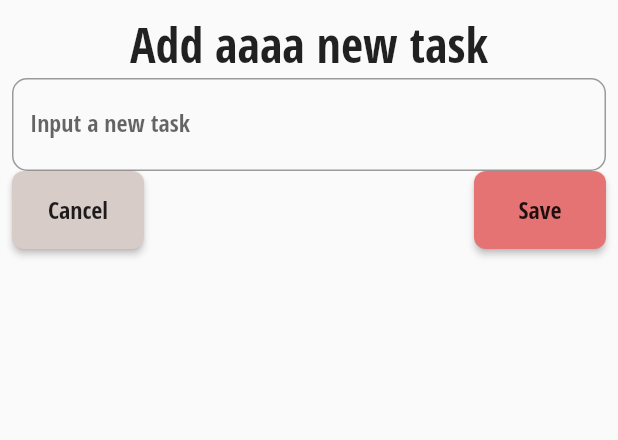
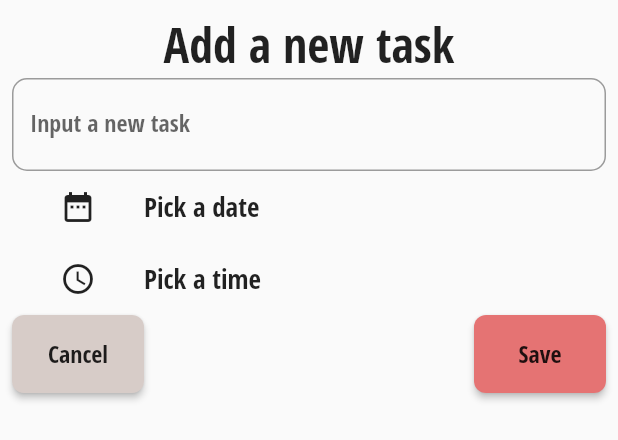
Before and after one commit to hieuvts/ToDoListManager, a Flutter app: the AddTask widget shown alone on an empty page, opened directly, on a phone screen of 412 x 824 dp. Shown: the top 440 px of the screen. Run offline on Flutter 3.47's test engine with Material 2 defaults, Android fonts, the phone set to English and light mode, and no system bars.

Commit message:
Them chuc nang chuyen screen task/event

```diff
--- /dev/null
+++ b/lib/custom_action_button.dart
@@ -0,0 +1,32 @@
+import 'package:flutter/material.dart';
+
+import 'custom_button.dart';
+
+class CustomActionButton extends StatelessWidget {
+  final VoidCallback onClose;
+  final VoidCallback onSave;
+  const CustomActionButton({
+    @required this.onClose,
+    @required this.onSave,
+  });
+
+  @override
+  Widget build(BuildContext context) {
+    return Row(
+            mainAxisAlignment: MainAxisAlignment.spaceBetween,
+            children: <Widget>[
+              CustomButton(
+                onPressed: onClose,
+                buttonText: "Cancel",
+                buttonColor: Colors.brown[100],
+              ),
+
+              CustomButton(
+                onPressed: onSave,
+                buttonText: "Save",
+                buttonColor: Colors.red[300],
+              )
+            ],
+          );
+  }
+}
--- /dev/null
+++ b/lib/custom_datetime_picker.dart
@@ -0,0 +1,33 @@
+import 'package:flutter/material.dart';
+
+class CustomDatetimePicker extends StatelessWidget {
+
+  final VoidCallback onPressed;
+  final IconData icon;
+  final String str;
+  const CustomDatetimePicker({
+    @required this.onPressed,
+    @required this.icon,
+    @required this.str
+  });
+
+  @override
+  Widget build(BuildContext context) {
+    return Row(
+      mainAxisAlignment: MainAxisAlignment.start,
+      children: <Widget>[
+        FlatButton(
+          onPressed: onPressed,
+          child: Icon(icon),
+        ),
+        Text(
+          str,
+          style: TextStyle(fontSize: 18),
+        ),
+      ],
+    );
+  }
+
+
+  //
+}
--- a/lib/main.dart
+++ b/lib/main.dart
@@ -58,7 +58,7 @@ class _MyHomePageState extends State<MyHomePage> {
               context: context,
               builder: (BuildContext context) {
                 return Dialog(
-                  child: AddEvent(),
+                  child: AddTask(),
                   shape: RoundedRectangleBorder(
                     borderRadius: BorderRadius.all(Radius.circular(10))
                     )
@@ -109,8 +109,8 @@ class _MyHomePageState extends State<MyHomePage> {
             child: _button(context),
           ),
           Expanded(
-            //child: TaskScreen(),
-            child: EventScene(),
+            //Tao 1 pageview vuot trai/phai de chuyen Screen
+            child: PageView(children: <Widget>[TaskScreen(), EventScreen()],),
           )
         ],
       );
--- a/lib/screen/add_task.dart
+++ b/lib/screen/add_task.dart
@@ -1,6 +1,9 @@
 import 'package:flutter/material.dart';
 import 'package:todolistapp/custom_button.dart';
+import 'package:todolistapp/custom_action_button.dart';
 import 'package:todolistapp/custom_textfield.dart';
+
+import '../custom_datetime_picker.dart';
 
 class AddTask extends StatefulWidget {
   @override
@@ -8,6 +11,32 @@ class AddTask extends StatefulWidget {
 }
 
 class _AddTaskState extends State<AddTask> {
+  String pickedDate = 'Pick a date';
+  String pickedTime = 'Pick a time';
+
+  Future _pickDate() async {
+    DateTime datepicker = await showDatePicker(
+        context: context,
+        initialDate: new DateTime.now(),
+        firstDate: new DateTime.now().add(Duration(days: -365)),
+        lastDate: new DateTime.now().add(Duration(days: 365)));
+    if (datepicker != null)
+      setState(() {
+        pickedDate = datepicker.toString();
+      });
+  }
+
+  Future _pickTime() async {
+    TimeOfDay timepicker = await showTimePicker(
+      context: context,
+      initialTime: new TimeOfDay.now(),
+    );
+    if (timepicker != null)
+      setState(() {
+        pickedTime = timepicker.toString();
+      });
+  }
+
   @override
   Widget build(BuildContext context) {
     return Padding(
@@ -16,28 +45,20 @@ class _AddTaskState extends State<AddTask> {
         mainAxisSize: MainAxisSize.min,
         children: <Widget>[
           Center(
-              child: Text("Add aaaa new task",
+              child: Text("Add a new task",
                   style: TextStyle(
                     fontSize: 32,
                   ))),
-          CustomTextfield(text: "Input a new task",),
-          Row(
-            mainAxisAlignment: MainAxisAlignment.spaceBetween,
-            children: <Widget>[
-              CustomButton(
-                onPressed: () {
-                  Navigator.of(context).pop();
-                },
-                buttonText: "Cancel",
-                buttonColor: Colors.brown[100],
-              ),
-
-              CustomButton(
-                onPressed: () {},
-                buttonText: "Save",
-                buttonColor: Colors.red[300],
-              )
-            ],
+          CustomTextfield(
+            text: "Input a new task",
+          ),
+          CustomDatetimePicker(onPressed: _pickDate, icon: Icons.date_range, str: pickedDate,),
+          CustomDatetimePicker(onPressed: _pickTime, icon: Icons.access_time, str: pickedTime,),
+          CustomActionButton(
+            onClose: () {
+              Navigator.of(context).pop();
+            },
+            onSave: () {},
           )
         ],
       ),
--- a/lib/screen/events.dart
+++ b/lib/screen/events.dart
@@ -1,11 +1,11 @@
 import 'package:flutter/material.dart';
 
-class EventScene extends StatefulWidget {
+class EventScreen extends StatefulWidget {
   @override
-  _EventSceneState createState() => _EventSceneState();
+  _EventScreenState createState() => _EventScreenState();
 }
 
-class _EventSceneState extends State<EventScene> {
+class _EventScreenState extends State<EventScreen> {
   @override
   Widget build(BuildContext context) {
     return ListView.builder(
```
Also changed, not shown: lib/screen/add_event.dart (+14 -36 lines).
